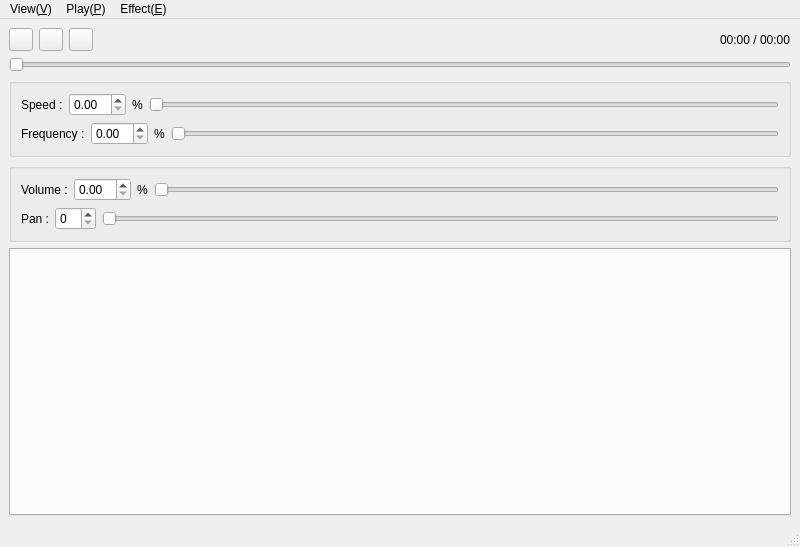
Qt form qt_gui/src/MainWnd/MainWnd.ui (ryotayama/hayaemon_windows) before a commit.
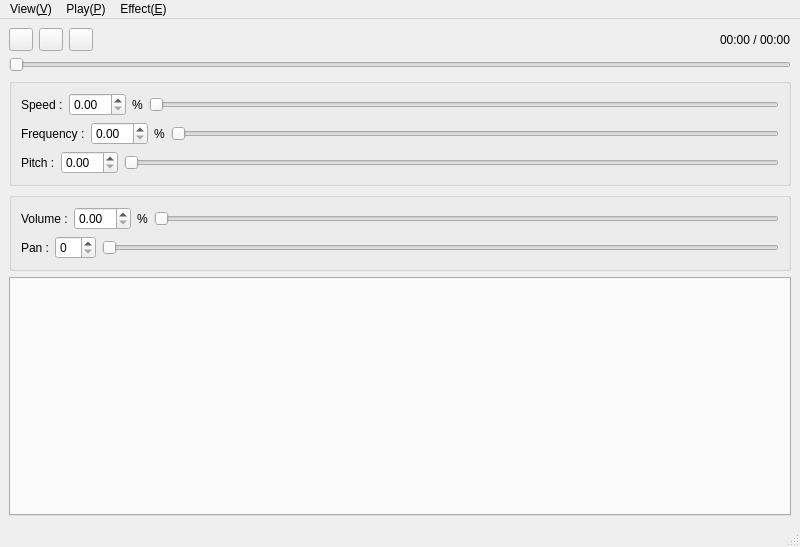
The same form after that commit. Icons and pictures are not drawn. Custom widgets are drawn as their Qt base class.

Patch:
```diff
--- a/qt_gui/src/MainWnd/MainWnd.ui
+++ b/qt_gui/src/MainWnd/MainWnd.ui
@@ -160,6 +160,27 @@
          </item>
         </layout>
        </item>
+       <item>
+        <layout class="QHBoxLayout" name="horizontalLayout_6">
+         <item>
+          <widget class="QLabel" name="pitchLabel">
+           <property name="text">
+            <string>Pitch :</string>
+           </property>
+          </widget>
+         </item>
+         <item>
+          <widget class="CPitchSpinBox" name="pitchSpinBox"/>
+         </item>
+         <item>
+          <widget class="CSliderCtrlCore" name="pitchSlider">
+           <property name="orientation">
+            <enum>Qt::Horizontal</enum>
+           </property>
+          </widget>
+         </item>
+        </layout>
+       </item>
       </layout>
      </widget>
     </item>
@@ -885,6 +906,11 @@
    <extends>QLabel</extends>
    <header>StaticCore.h</header>
   </customwidget>
+  <customwidget>
+   <class>CPitchSpinBox</class>
+   <extends>QDoubleSpinBox</extends>
+   <header>PitchSpinBox.h</header>
+  </customwidget>
  </customwidgets>
  <tabstops>
   <tabstop>playButton</tabstop>
```
Left out of the diff: 243 changed lines with no effect on the pictures.
